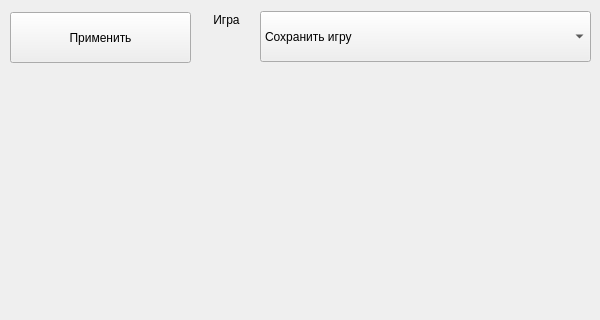
glebvi1/YandexSudoku, file ui/game.ui: the form before one commit; both pictures show x 0 to 600 and y 0 to 320 of the 600 by 600 pixel window.
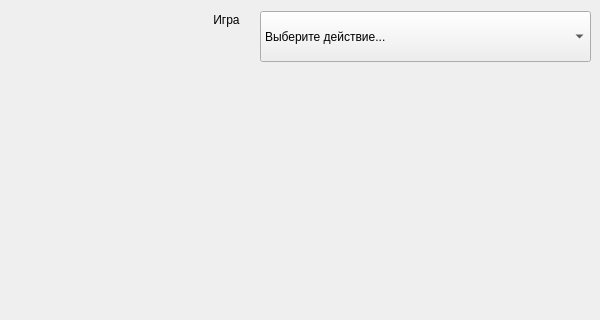
The form after the commit.

```diff
--- a/ui/game.ui
+++ b/ui/game.ui
@@ -176,6 +176,11 @@
      <height>51</height>
     </rect>
    </property>
+   <item>
+    <property name="text">
+     <string>Выберите действие...</string>
+    </property>
+   </item>
    <item>
     <property name="text">
      <string>Сохранить игру</string>
@@ -192,19 +197,6 @@
     </property>
    </item>
   </widget>
-  <widget class="QPushButton" name="apply">
-   <property name="geometry">
-    <rect>
-     <x>10</x>
-     <y>12</y>
-     <width>181</width>
-     <height>51</height>
-    </rect>
-   </property>
-   <property name="text">
-    <string>Применить</string>
-   </property>
-  </widget>
  </widget>
  <resources/>
  <connections/>
```
